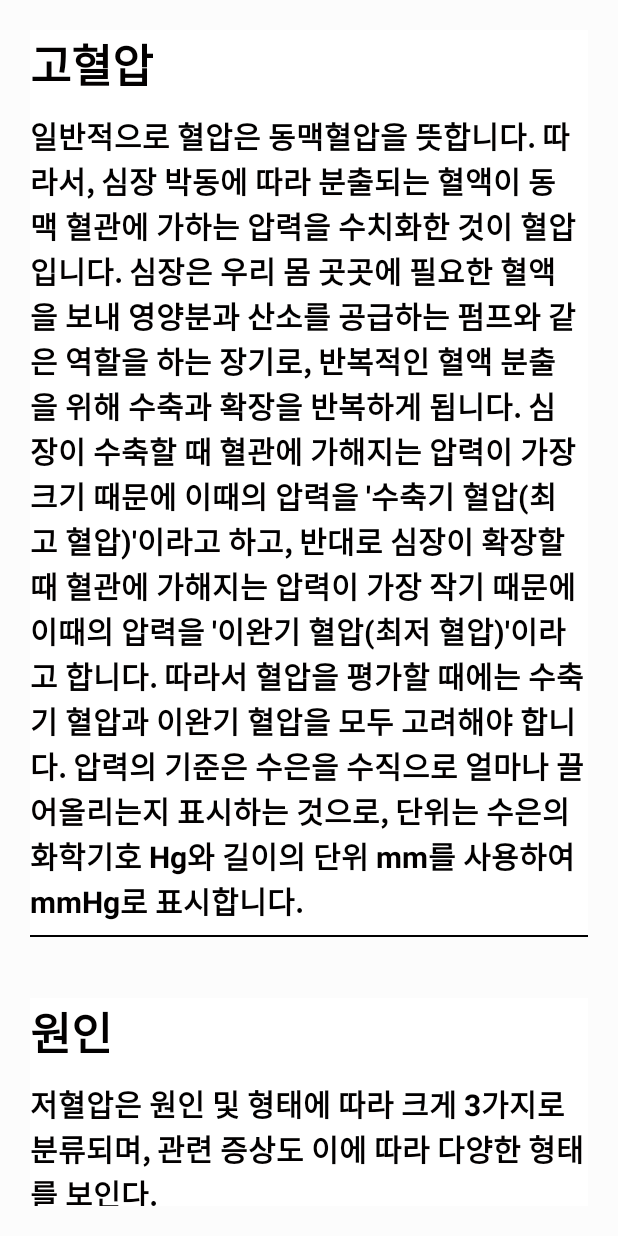
After one commit to snilsnil/homework_android, an Android app: the Gohyeolap_txt screen opened directly, with no data from a screen before it, on a phone screen of 412 x 824 dp. The commit adds this screen. Run offline under Robolectric (Android 15) with nearby library versions, the phone set to English and light mode, and no system bars.

Commit message:
add view

```diff
--- a/app/src/main/AndroidManifest.xml
+++ b/app/src/main/AndroidManifest.xml
@@ -27,6 +27,9 @@
         <activity android:name="com.appsnipp.homedesign2.Uiam_txt" />
         <activity android:name="com.appsnipp.homedesign2.Chuejangam_txt" />
 
+        <activity android:name="com.appsnipp.homedesign2.Jeohyeolap_txt" />
+        <activity android:name="com.appsnipp.homedesign2.Gohyeolap_txt" />
+
     </application>
 
 </manifest>
--- /dev/null
+++ b/app/src/main/java/com/appsnipp/homedesign2/Gohyeolap_txt.java
@@ -0,0 +1,23 @@
+package com.appsnipp.homedesign2;
+
+import android.os.Bundle;
+import android.view.Window;
+
+import androidx.appcompat.app.AppCompatActivity;
+
+import com.example.namespace.R;
+
+public class Gohyeolap_txt extends AppCompatActivity {
+
+    @Override
+    protected void onCreate(Bundle savedInstanceState) {
+        super.onCreate(savedInstanceState);
+
+        // 타이틀 숨기기
+        supportRequestWindowFeature(Window.FEATURE_NO_TITLE);
+
+        setContentView(R.layout.gohyeolap_text);
+
+        // NeckstrechingActivity 초기화 작업 수행
+    }
+}
--- a/app/src/main/res/layout/content_main.xml
+++ b/app/src/main/res/layout/content_main.xml
@@ -156,8 +156,8 @@
                 android:orientation="vertical"
                 android:layout_marginTop="20dp">
 
-                <include layout="@layout/ganam"/>
-                <include layout="@layout/uiam"/>
+                <include layout="@layout/jeohyeolap"/>
+                <include layout="@layout/gohyeolap"/>
 
             </LinearLayout>
 
--- /dev/null
+++ b/app/src/main/res/layout/gohyeolap_text.xml
@@ -0,0 +1,106 @@
+<?xml version="1.0" encoding="utf-8"?>
+<androidx.coordinatorlayout.widget.CoordinatorLayout xmlns:android="http://schemas.android.com/apk/res/android"
+    xmlns:app="http://schemas.android.com/apk/res-auto"
+    xmlns:tools="http://schemas.android.com/tools"
+    app:layout_behavior="@string/appbar_scrolling_view_behavior"
+    tools:context="com.appsnipp.homedesign2.MainActivity"
+    style="@style/parent.contentLayout">
+
+
+    <androidx.core.widget.NestedScrollView
+        android:layout_width="match_parent"
+        android:layout_height="match_parent">
+
+        <LinearLayout
+
+            android:layout_width="match_parent"
+            android:layout_height="wrap_content"
+            android:orientation="vertical">
+
+
+            <LinearLayout
+                android:background="@drawable/bottomborder"
+                android:orientation="vertical"
+                android:layout_width="match_parent"
+                android:layout_height="wrap_content">
+
+                <TextView
+                    android:layout_marginBottom="10dp"
+                    android:layout_alignParentTop="true"
+                    android:layout_alignParentLeft="true"
+                    android:text="고혈압"
+                    android:textSize="30sp"
+                    style="@style/viewParent.headerText"/>
+                <TextView
+                    android:layout_marginBottom="10dp"
+                    android:layout_alignParentTop="true"
+                    android:layout_alignParentLeft="true"
+                    android:textSize="20sp"
+                    android:text="일반적으로 혈압은 동맥혈압을 뜻합니다. 따라서, 심장 박동에 따라 분출되는 혈액이 동맥 혈관에 가하는 압력을 수치화한 것이 혈압입니다. 심장은 우리 몸 곳곳에 필요한 혈액을 보내 영양분과 산소를 공급하는 펌프와 같은 역할을 하는 장기로, 반복적인 혈액 분출을 위해 수축과 확장을 반복하게 됩니다. 심장이 수축할 때 혈관에 가해지는 압력이 가장 크기 때문에 이때의 압력을 '수축기 혈압(최고 혈압)'이라고 하고, 반대로 심장이 확장할 때 혈관에 가해지는 압력이 가장 작기 때문에 이때의 압력을 '이완기 혈압(최저 혈압)'이라고 합니다. 따라서 혈압을 평가할 때에는 수축기 혈압과 이완기 혈압을 모두 고려해야 합니다. 압력의 기준은 수은을 수직으로 얼마나 끌어올리는지 표시하는 것으로, 단위는 수은의 화학기호 Hg와 길이의 단위 mm를 사용하여 mmHg로 표시합니다."
+                    style="@style/viewParent.headerText"/>
+
+            </LinearLayout>
+
+            <!--remove the below layout with recycler view, use card poplar courses as model for design-->
+
+
+
+
+            <!--remove the below layout with recycler view, use card poplar courses as model for design-->
+            <LinearLayout
+                android:layout_marginTop="40dp"
+                android:background="@drawable/bottomborder"
+                android:orientation="vertical"
+                android:layout_width="match_parent"
+                android:layout_height="wrap_content">
+
+                <TextView
+                    android:layout_marginBottom="10dp"
+                    android:layout_alignParentTop="true"
+                    android:layout_alignParentLeft="true"
+                    android:text="원인"
+                    android:textSize="30sp"
+                    style="@style/viewParent.headerText"/>
+                <TextView
+                    android:layout_marginBottom="10dp"
+                    android:layout_alignParentTop="true"
+                    android:layout_alignParentLeft="true"
+                    android:textSize="20sp"
+                    android:text="저혈압은 원인 및 형태에 따라 크게 3가지로 분류되며, 관련 증상도 이에 따라 다양한 형태를 보인다. \n\n1) 증후성 또는 속발성 저혈압: 여러 가지 형태의 심장질환이나 내분비질환 등의 기저 원인 질환이 있는 경우에 나타나는 저혈압이며, 기저질환과 관련된 다양한 증상으로 나타난다.\n\n2) 본태성 저혈압: 속발성과는 달리 심혈관계에 병적인 증상이 없고 명확한 근본 원인이 없는 저혈압이다. 일반적으로 저혈압이라고 하면 이러한 형태를 의미한다. 현기증, 두통, 팔다리의 저림, 전신 무기력, 불면 등을 호소하고, 서맥, 변비를 수반하는 경우도 있으며, 심하면 시력장애나 구역질, 실신 등의 증상들이 나타난다.\n\n3) 기립성 저혈압: 누워 있거나 혹은 앉아 있다가 갑자기 일어나는 경우와 같이 체위를 변환시키거나 장시간 동안 서 있는 경우에 혈액은 중력에 의해 자연적으로 하반신에 모이게 된다. 따라서 심장으로 들어가는 혈액량이 감소하게 되지만 이때 인체 내의 신경반사가 정상적으로 작동하면서 일정한 혈압이 유지될 수 있다. 이 혈압 유지 반사기구에 장애가 생기면서 발생하는 저혈압을 기립성 저혈압이라고 한다.\n\n기립성 저혈압 환자의 경우에는 그 증상이 비교적 명확하다. 전신 혈압이 낮아지면서 결과적으로 뇌나 심장으로 가는 혈류가 감소되고, 이로 인해 현기증이나 시력장애, 구역질, 때로는 실신 등의 증상이 나타난다. 아침에 잠자리에서 갑자기 일어날 때, 장시간 서 있을 때, 혹은 화장실에서 소변이나 대변을 보다가 갑자기 속이 메스껍거나 어지럽고 온몸에 힘이 빠지면서 앞이 캄캄해져 쓰러지게 되는 경우가 기립성 저혈압의 대표적인 예이다. 이런 경우 의식을 잃어버리는 기간은 대개 수 초 내지 수 분이고, 의식이 회복되면 다른 증상도 함께 사라지게 된다."
+                    style="@style/viewParent.headerText"/>
+
+            </LinearLayout>
+
+            <LinearLayout
+                android:layout_marginTop="40dp"
+                android:background="@drawable/bottomborder"
+                android:orientation="vertical"
+                android:layout_width="match_parent"
+                android:layout_height="wrap_content">
+
+                <TextView
+                    android:layout_marginBottom="10dp"
+                    android:layout_alignParentTop="true"
+                    android:layout_alignParentLeft="true"
+                    android:text="증상"
+                    android:textSize="30sp"
+                    style="@style/viewParent.headerText"/>
+                <TextView
+                    android:layout_marginBottom="10dp"
+                    android:layout_alignParentTop="true"
+                    android:layout_alignParentLeft="true"
+                    android:textSize="20sp"
+                    android:text="고혈압은 혈압 상승을 일으키는 특정한 원인이 확인되었는지에 따라 일차성(본태성)과 이차성 고혈압으로 구분할 수 있습니다.
+
+1) 일차성 고혈압이란 혈압 상승을 가져올 만한 특정한 원인 질환이 발견되지 않은 고혈압으로, 어느 한 가지 요인이 아니라 여러 요인이 복합되어 고혈압이 발생했다는 의미이며, 전체 고혈압 환자의 90~95%가 해당합니다. 아직 일차성 고혈압의 직접적인 원인은 밝혀지지 않았지만, 운동을 적게 하는 생활습관, 스트레스, 복부 비만, 칼륨 결핍, 비만, 염분에 대한 민감도 증가, 알코올 섭취, 비타민 D 결핍 등의 인자들이 고혈압 발병과 관련이 있는 것으로 알려졌습니다. 위험인자에는 연령의 증가, 유전적인 요인 및 가족력도 포함됩니다. 대사 증후군이나 인슐린 저항성 및 교감신경계 항진 등도 고혈압을 일으키는 위험인자로 알려져 있습니다. 최근의 연구에서는 태어날 때의 저체중이 향후 성인에 이르렀을 때 고혈압을 일으킨다고 보고하기도 하였습니다.
+
+2) 이차성 고혈압이란 혈압 상승을 가져올 만한 특정한 원인 질환이 확인된 고혈압으로, 기저질환을 치료하면 정상 혈압이 됩니다. 이차성 고혈압을 유발하는 대표적인 질환에는 만성 콩팥병, 심혈관 질환, 대동맥 협착, 알도스테론증, 쿠싱 증후군, 갈색세포종, 갑상선 기능 항진증 또는 저하증, 임신중독증, 수면무호흡증 등이 있습니다.
+"
+                    style="@style/viewParent.headerText"/>
+
+            </LinearLayout>
+
+        </LinearLayout>
+    </androidx.core.widget.NestedScrollView>
+
+</androidx.coordinatorlayout.widget.CoordinatorLayout>
```
Also changed, not shown: app/src/main/java/com/appsnipp/homedesign2/Content_main.java (+12 -1 lines), app/src/main/java/com/appsnipp/homedesign2/Jeohyeolap_txt.java (added, +23 -0 lines), app/src/main/res/layout/gohyeolap.xml (added, +57 -0 lines), app/src/main/res/layout/jeohyeolap.xml (added, +57 -0 lines), app/src/main/res/layout/jeohyeolap_text.xml (added, +103 -0 lines).
